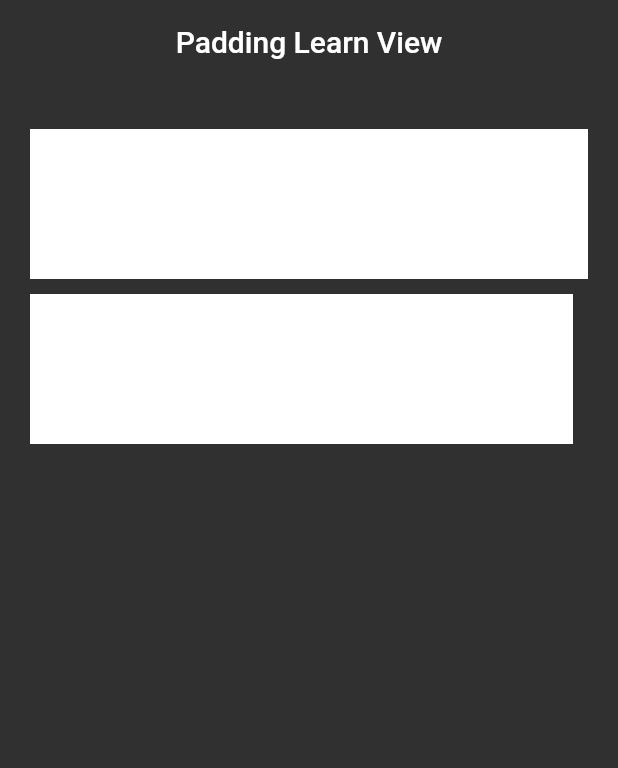
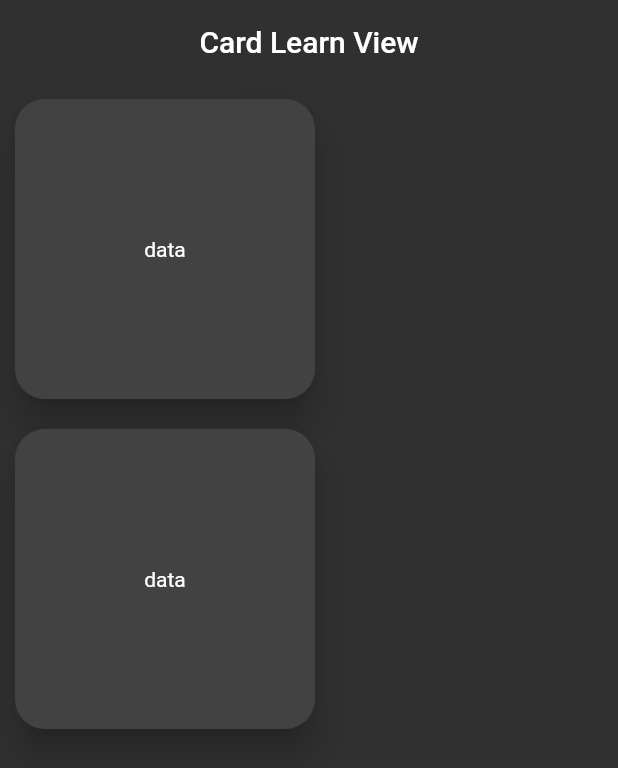
Before and after one commit to omeryilmaz2K/Flutter-Full-Learn, a Flutter app: the screen it shows after launch, on a phone screen of 412 x 824 dp. Shown: the top 768 px of the screen. Run offline on Flutter 3.47's test engine with Material 2 defaults, Android fonts, the phone set to English and light mode, and no system bars.

Commit message:
101 seviyesinde card_learn_view çalışması gerçekleştirildi.

```diff
--- /dev/null
+++ b/lib/101/card_learn_view.dart
@@ -0,0 +1,59 @@
+import 'package:flutter/material.dart';
+
+class CardLearnView extends StatelessWidget {
+  const CardLearnView({Key? key}) : super(key: key);
+
+  final String _title = 'Card Learn View';
+
+  @override
+  Widget build(BuildContext context) {
+    return Scaffold(
+      appBar: AppBar(
+        title: Text(_title),
+      ),
+      body: Column(
+        children:  const [
+          _CenteredCardView(
+            child: SizedBox(
+              height: 200,
+              width: 200,
+              child: Center(child: Text('data')),
+            ),
+          ),
+          _CenteredCardView(
+            child: SizedBox(
+              height: 200,
+              width: 200,
+              child: Center(child: Text('data')),
+            ),
+          ),
+        ],
+      ),
+    );
+  }
+}
+
+class _CenteredCardView extends StatelessWidget {
+  const _CenteredCardView({
+    Key? key,
+    required this.child,
+  }) : super(key: key);
+
+  final Widget child;
+  // final roundedRectangleBorder = RoundedRectangleBorder(borderRadius: BorderRadius.circular(30));
+
+  @override
+  Widget build(BuildContext context) {
+    return Card(
+      elevation: 10,
+      margin: ProjectMargins.cardMargin,
+      // shape: ProjectMargins.roundedRectangleBorder,
+      child: child,
+    );
+  }
+}
+
+class ProjectMargins {
+  static const cardMargin = EdgeInsets.all(10);
+  static final roundedRectangleBorder = RoundedRectangleBorder(borderRadius: BorderRadius.circular(30));
+}
--- a/lib/main.dart
+++ b/lib/main.dart
@@ -1,14 +1,6 @@
 import 'package:flutter/material.dart';
 import 'package:flutter/services.dart';
-import 'package:flutter_full_learn/101/appbar_learn_view.dart';
-import 'package:flutter_full_learn/101/button_learn_view.dart';
-import 'package:flutter_full_learn/101/container_learn_view.dart';
-import 'package:flutter_full_learn/101/icon_learn_view.dart';
-import 'package:flutter_full_learn/101/padding_learn_view.dart';
-import 'package:flutter_full_learn/101/scaffold_learn_view.dart';
-import 'package:flutter_full_learn/101/sizedbox_learn_view.dart';
-import 'package:flutter_full_learn/101/stateless_learn_view.dart';
-import 'package:flutter_full_learn/101/text_learn_view.dart';
+import 'package:flutter_full_learn/101/card_learn_view.dart';
 
 import '101/color_learn_view.dart';
 
@@ -24,6 +16,7 @@ class MyApp extends StatelessWidget {
     return MaterialApp(
       // Temadan okuma
       theme: ThemeData.dark().copyWith(
+        cardTheme: CardTheme(shape: RoundedRectangleBorder(borderRadius: BorderRadius.circular(20))),
         errorColor: ColorItems.red,
           appBarTheme: const AppBarTheme(
         backgroundColor: Colors.transparent,
@@ -33,7 +26,7 @@ class MyApp extends StatelessWidget {
         toolbarTextStyle: TextStyle(color: Colors.blue),
         systemOverlayStyle: SystemUiOverlayStyle.light, // Status Bar
       )),
-      home: PaddingLearnView(),
+      home: const CardLearnView(),
     );
   }
 }
```
